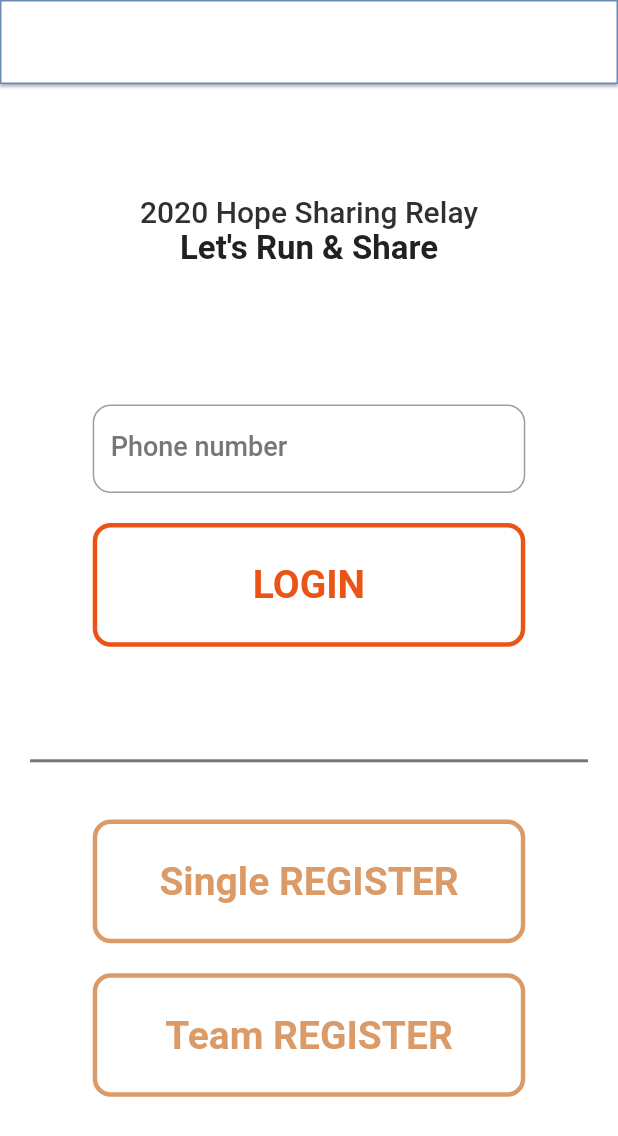
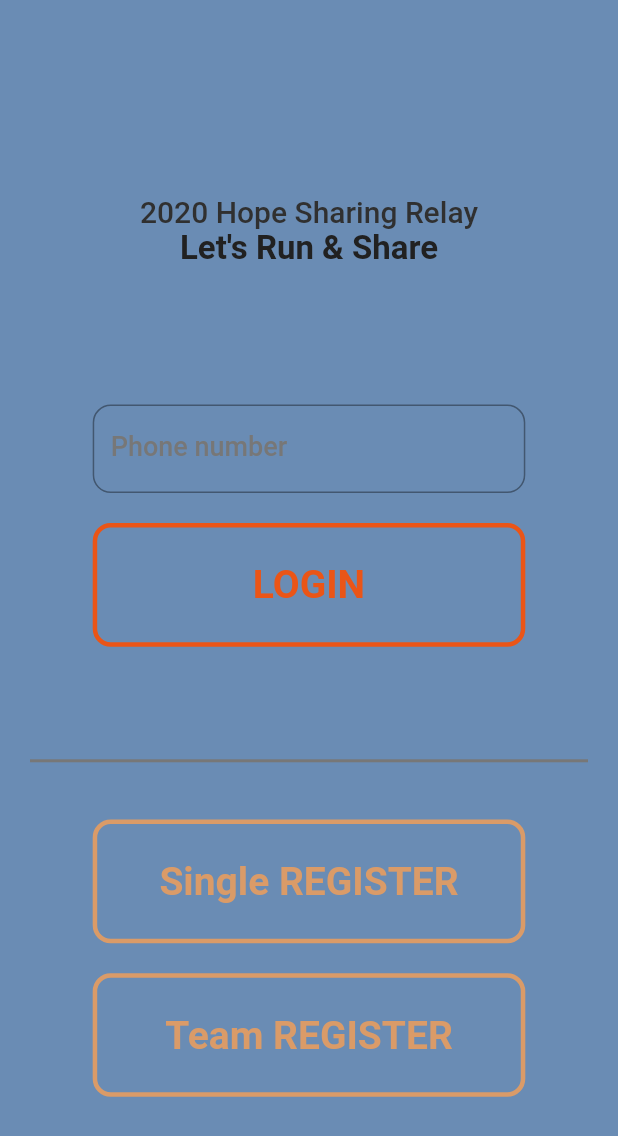
Before and after one commit to seunghwanly/minimarathon, a Flutter app: the screen it shows after launch, on a phone screen of 412 x 824 dp. Shown: the top 1136 px of the screen. Run offline on Flutter 3.47's test engine with Material 2 defaults, Android fonts, the phone set to English and light mode, and no system bars; our stand-ins replace firebase_database, flutter_linkify, shared_preferences, webview_flutter; missing offline and left inert: background_location, http_auth, loading_animations; accounts and stored records are empty.

Commit message:
fixed color

```diff
--- a/minimarathon/lib/component/header/header.dart
+++ b/minimarathon/lib/component/header/header.dart
@@ -11,19 +11,30 @@ class CustomHeader extends StatelessWidget {
     return new Scaffold(
         appBar: new AppBar(
           title: title,
-          elevation: 1.0,
-          shape: RoundedRectangleBorder(side: BorderSide(color: pastelblue)),
-          backgroundColor: white,
-          shadowColor: pastelblue,
+          elevation: 0.0,
+          //shape: RoundedRectangleBorder(side: BorderSide(color: pastelblue, width: 20)),
+          backgroundColor: pastelblue,
+          // shadowColor: pastelblue,
           // textTheme: TextTheme(headline6: TextStyle(color: white, fontSize: MediaQuery.of(context).size.width / 18, fontWeight: FontWeight.w600)),
 
         ),
+        // appBar: new GradientAppBar(
+        //   title: title,
+        //   elevation: 0.0,
+        //   backgroundColorStart: Colors.pink[200],
+        //   backgroundColorEnd: white,
+        // ),
         body: GestureDetector(
           onTap: () {
             FocusScope.of(context).requestFocus(new FocusNode());
           },
           child: Container(
-            color: white,
+            color: pastelblue,
+            // decoration: BoxDecoration(
+            //     gradient: LinearGradient(
+            //         begin: Alignment.topRight,
+            //         end: Alignment.bottomLeft,
+            //         colors: [Colors.pink[200], Colors.green[200]])),
             alignment: Alignment.center,
             child: body,
           ),
--- a/minimarathon/lib/main.dart
+++ b/minimarathon/lib/main.dart
@@ -70,7 +70,7 @@ class _MyHomePageState extends State<MyHomePage> {
         physics: NeverScrollableScrollPhysics(),
         child: Container(
           padding: EdgeInsets.all(20.0),
-          color: Colors.white,
+          // color: Colors.white,
           width: MediaQuery.of(context).size.width,
           height: MediaQuery.of(context).size.height,
           child: Column(
--- a/minimarathon/lib/util/palette.dart
+++ b/minimarathon/lib/util/palette.dart
@@ -12,3 +12,4 @@ const lightwhite = Color.fromRGBO(238, 238, 238, 1.0);
 // theme
 
 const pastelblue = Color.fromRGBO(106, 140, 180, 1.0);
+const pastelgreen = Color.fromRGBO(34, 141, 79, 1.0);
--- a/minimarathon/pubspec.yaml
+++ b/minimarathon/pubspec.yaml
@@ -40,6 +40,9 @@ dependencies:
   background_location: ^0.2.2
   geolocator: ^5.3.0
   workmanager : ^ 0.2.0
+
+  #UI
+
 
   url_launcher:
   flutter_linkify: ^4.0.2
```
